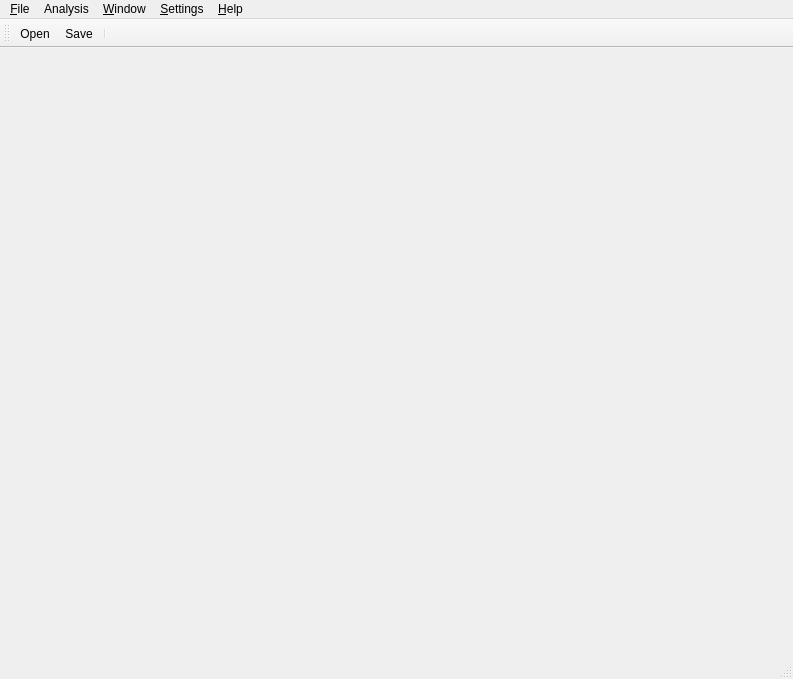
This is ui/maininterface_with_toolbar.ui in terrabela/fourFours as Qt 5 draws it before an edit. The edited form follows.
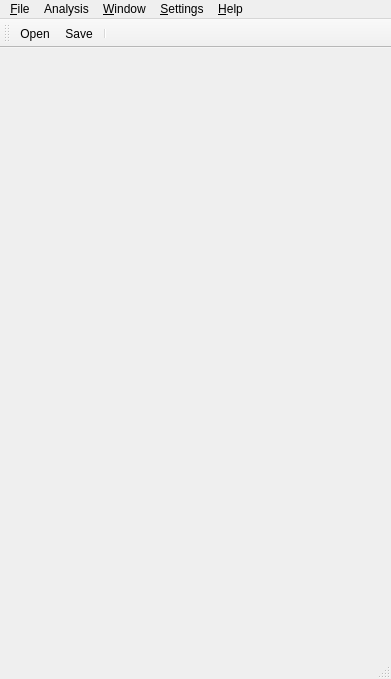
This is the edited form. Icons and pictures are not drawn.

Commit message: Struggling to conect the dialogs to the app...

```diff
--- a/ui/maininterface_with_toolbar.ui
+++ b/ui/maininterface_with_toolbar.ui
@@ -6,7 +6,7 @@
    <rect>
     <x>0</x>
     <y>0</y>
-    <width>793</width>
+    <width>391</width>
     <height>679</height>
    </rect>
   </property>
@@ -27,7 +27,7 @@
     <rect>
      <x>0</x>
      <y>0</y>
-     <width>793</width>
+     <width>391</width>
      <height>21</height>
     </rect>
    </property>
```
The commit also changes 5 other files.
